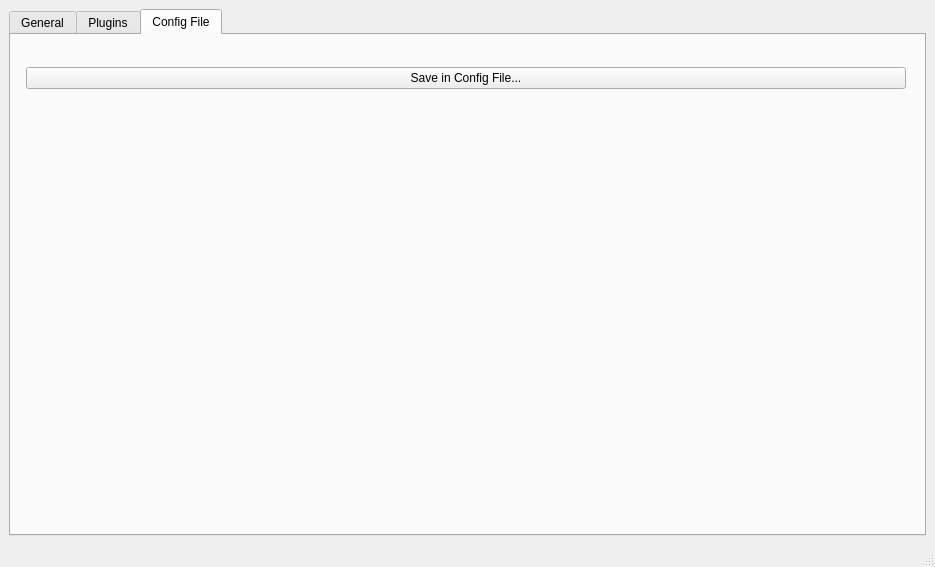
Before: the Qt Designer form apps/multimediacycle-osg-qt/settings.ui in MediaCycle/MediaCycle, drawn with Qt 5.
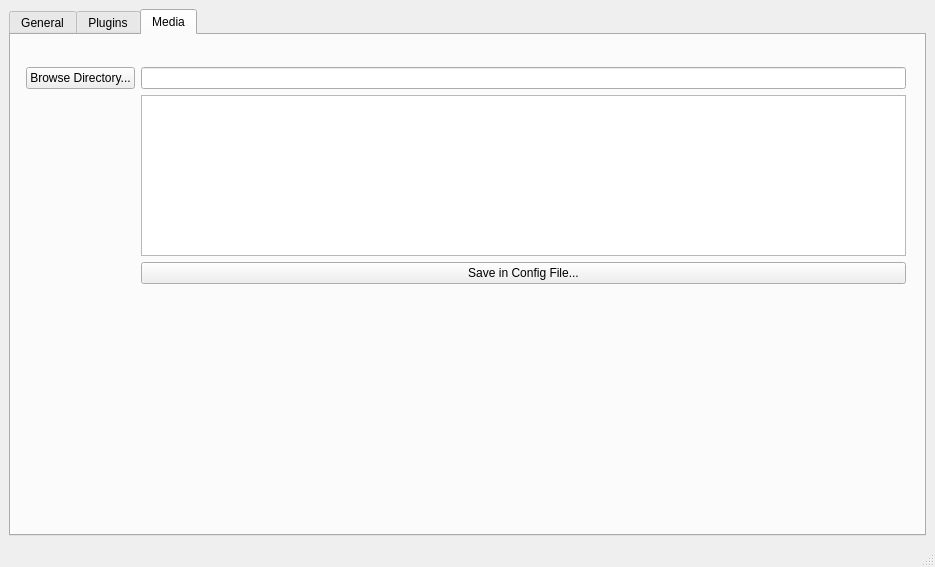
After: the same form once the commit is applied. The open tabs and pages were chosen to show the change.

Commit message: - [will affect many files !] In an attempt to solve some bugs, I removed the "using namespace *** (std, arma, ...) " from the header files (bad practise anyway, it should be in the cpp files so it does not get propagated all over). - added an option for segmenting media. each plugin (if appropriate) writes MediaTimedFeatures on disk (file named + extension .mtf). They are put in a unique matrix and send to the segmentation plugin [all this still needs extensive testing] - added video dataset for testing

Patch:
```diff
--- a/apps/multimediacycle-osg-qt/settings.ui
+++ b/apps/multimediacycle-osg-qt/settings.ui
@@ -238,7 +238,7 @@
       </widget>
       <widget class="QWidget" name="tabConfigFile">
        <attribute name="title">
-        <string>Config File</string>
+        <string>Media</string>
        </attribute>
        <widget class="QWidget" name="layoutWidget">
         <property name="geometry">
@@ -250,25 +250,25 @@
          </rect>
         </property>
         <layout class="QGridLayout" name="gridLayout_2">
-         <item row="0" column="1">
+         <item row="0" column="0">
+          <widget class="QPushButton" name="pushButton">
+           <property name="text">
+            <string>Browse Directory...</string>
+           </property>
+          </widget>
+         </item>
+         <item row="2" column="1">
           <widget class="QPushButton" name="buttonSaveConfigFile">
            <property name="text">
             <string>Save in Config File...</string>
            </property>
           </widget>
          </item>
+         <item row="0" column="1">
+          <widget class="QLineEdit" name="lineEdit"/>
+         </item>
          <item row="1" column="1">
-          <spacer name="verticalSpacer_3">
-           <property name="orientation">
-            <enum>Qt::Vertical</enum>
-           </property>
-           <property name="sizeHint" stdset="0">
-            <size>
-             <width>20</width>
-             <height>176</height>
-            </size>
-           </property>
-          </spacer>
+          <widget class="QListWidget" name="listWidget"/>
          </item>
         </layout>
        </widget>
```
The commit also changes 153 other files.
